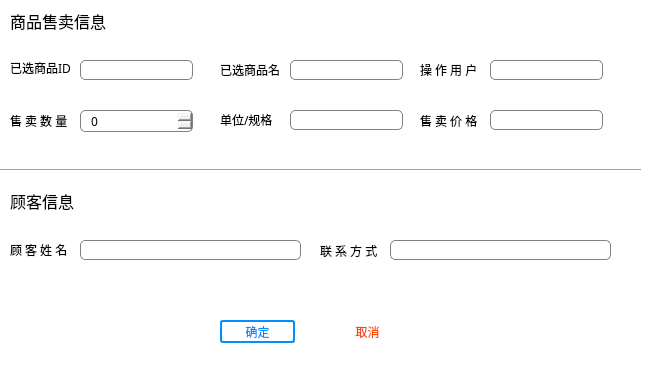
Qt form SellPage.ui (xmudbexp2021/SalesManager) before a commit.
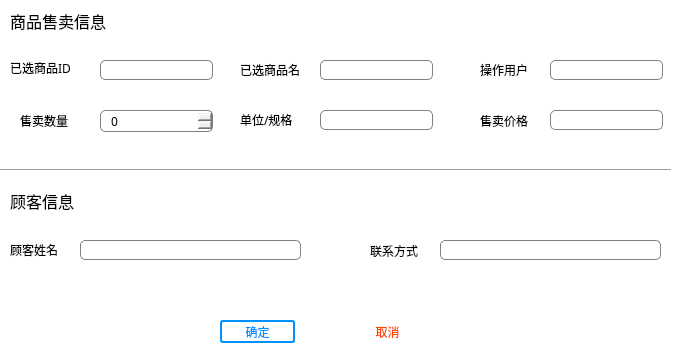
The same form after that commit.

Commit message: complete: discounts page

```diff
--- a/SellPage.ui
+++ b/SellPage.ui
@@ -6,8 +6,8 @@
    <rect>
     <x>0</x>
     <y>0</y>
-    <width>650</width>
-    <height>380</height>
+    <width>678</width>
+    <height>363</height>
    </rect>
   </property>
   <property name="font">
@@ -35,7 +35,7 @@
     <rect>
      <x>10</x>
      <y>10</y>
-     <width>101</width>
+     <width>131</width>
      <height>21</height>
     </rect>
    </property>
@@ -52,10 +52,10 @@
   <widget class="QLabel" name="label_2">
    <property name="geometry">
     <rect>
-     <x>220</x>
-     <y>59</y>
-     <width>71</width>
-     <height>21</height>
+     <x>240</x>
+     <y>60</y>
+     <width>81</width>
+     <height>20</height>
     </rect>
    </property>
    <property name="font">
@@ -70,7 +70,7 @@
   <widget class="QLineEdit" name="nameLine">
    <property name="geometry">
     <rect>
-     <x>290</x>
+     <x>320</x>
      <y>60</y>
      <width>113</width>
      <height>20</height>
@@ -85,7 +85,7 @@
     <rect>
      <x>10</x>
      <y>60</y>
-     <width>61</width>
+     <width>91</width>
      <height>16</height>
     </rect>
    </property>
@@ -101,7 +101,7 @@
   <widget class="QLineEdit" name="gidLine">
    <property name="geometry">
     <rect>
-     <x>80</x>
+     <x>100</x>
      <y>60</y>
      <width>113</width>
      <height>20</height>
@@ -114,7 +114,7 @@
   <widget class="QLabel" name="label_4">
    <property name="geometry">
     <rect>
-     <x>420</x>
+     <x>480</x>
      <y>60</y>
      <width>61</width>
      <height>20</height>
@@ -126,13 +126,13 @@
     </font>
    </property>
    <property name="text">
-    <string>操 作 用 户</string>
+    <string>操作用户</string>
    </property>
   </widget>
   <widget class="QLineEdit" name="userLine">
    <property name="geometry">
     <rect>
-     <x>490</x>
+     <x>550</x>
      <y>60</y>
      <width>113</width>
      <height>20</height>
@@ -142,7 +142,7 @@
   <widget class="QSpinBox" name="sellNumBox">
    <property name="geometry">
     <rect>
-     <x>80</x>
+     <x>100</x>
      <y>110</y>
      <width>113</width>
      <height>22</height>
@@ -160,9 +160,9 @@
   <widget class="QLabel" name="label_5">
    <property name="geometry">
     <rect>
-     <x>10</x>
+     <x>20</x>
      <y>110</y>
-     <width>61</width>
+     <width>71</width>
      <height>21</height>
     </rect>
    </property>
@@ -172,13 +172,13 @@
     </font>
    </property>
    <property name="text">
-    <string>售 卖 数 量</string>
+    <string>售卖数量</string>
    </property>
   </widget>
   <widget class="QLabel" name="label_6">
    <property name="geometry">
     <rect>
-     <x>420</x>
+     <x>480</x>
      <y>110</y>
      <width>61</width>
      <height>21</height>
@@ -190,13 +190,13 @@
     </font>
    </property>
    <property name="text">
-    <string>售 卖 价 格</string>
+    <string>售卖价格</string>
    </property>
   </widget>
   <widget class="QLineEdit" name="priceLine">
    <property name="geometry">
     <rect>
-     <x>490</x>
+     <x>550</x>
      <y>110</y>
      <width>113</width>
      <height>20</height>
@@ -206,7 +206,7 @@
   <widget class="QLabel" name="label_7">
    <property name="geometry">
     <rect>
-     <x>220</x>
+     <x>240</x>
      <y>110</y>
      <width>61</width>
      <height>20</height>
@@ -224,7 +224,7 @@
   <widget class="QLineEdit" name="skuLine">
    <property name="geometry">
     <rect>
-     <x>290</x>
+     <x>320</x>
      <y>110</y>
      <width>113</width>
      <height>20</height>
@@ -265,7 +265,7 @@
     </font>
    </property>
    <property name="text">
-    <string>顾 客 姓 名</string>
+    <string>顾客姓名</string>
    </property>
   </widget>
   <widget class="QLineEdit" name="customLine">
@@ -281,7 +281,7 @@
   <widget class="QLabel" name="label_10">
    <property name="geometry">
     <rect>
-     <x>320</x>
+     <x>370</x>
      <y>240</y>
      <width>61</width>
      <height>21</height>
@@ -293,13 +293,13 @@
     </font>
    </property>
    <property name="text">
-    <string>联 系 方 式</string>
+    <string>联系方式</string>
    </property>
   </widget>
   <widget class="QLineEdit" name="phoneLine">
    <property name="geometry">
     <rect>
-     <x>390</x>
+     <x>440</x>
      <y>240</y>
      <width>221</width>
      <height>20</height>
@@ -311,7 +311,7 @@
     <rect>
      <x>0</x>
      <y>160</y>
-     <width>641</width>
+     <width>671</width>
      <height>21</height>
     </rect>
    </property>
@@ -348,7 +348,7 @@
   <widget class="QPushButton" name="backButton">
    <property name="geometry">
     <rect>
-     <x>330</x>
+     <x>350</x>
      <y>320</y>
      <width>75</width>
      <height>23</height>
```
The commit also changes 12 other files.
